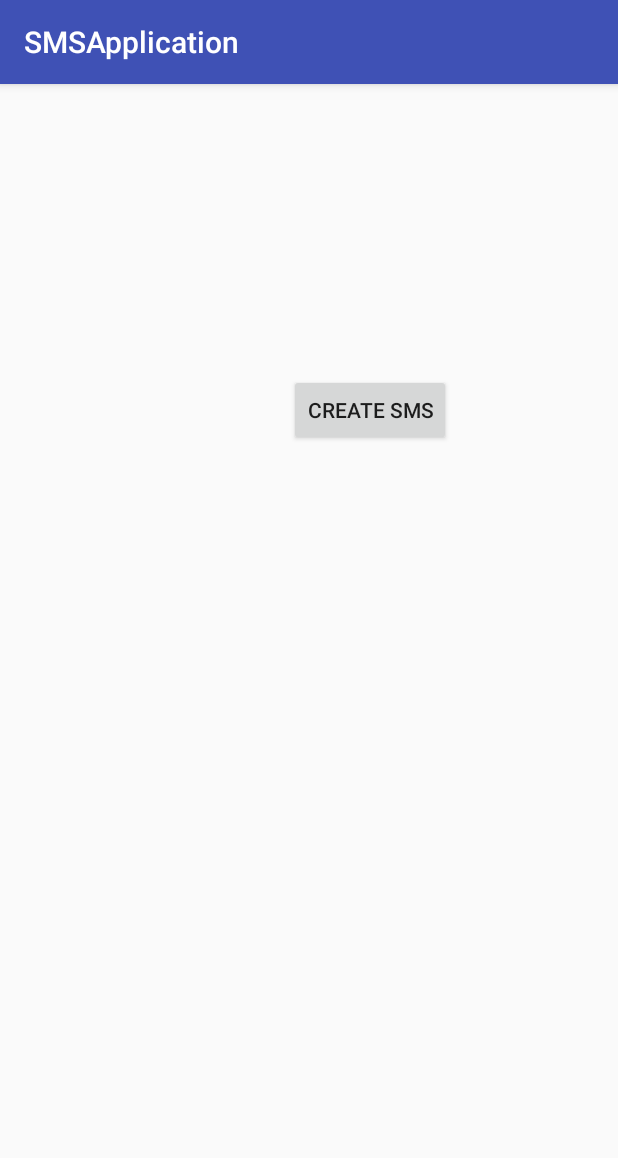
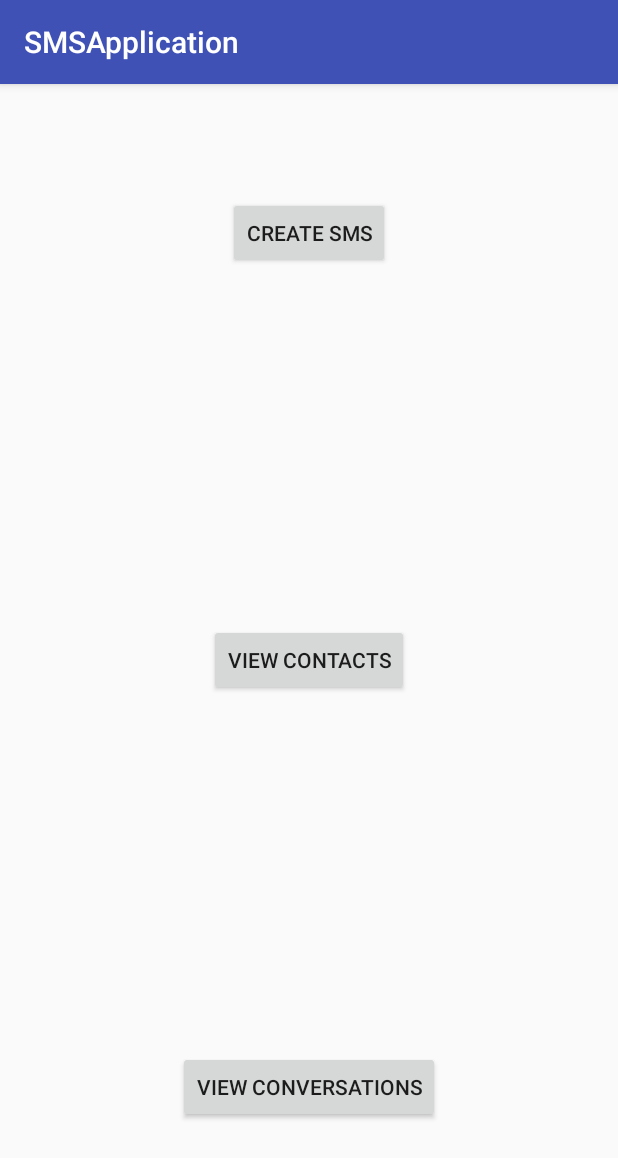
Before and after one commit to JPark9five/3354-Underachievers, an Android app: the screen it shows after launch (MainActivity), on a phone screen of 412 x 824 dp. Shown: the top 1158 px of the screen. Run offline under Robolectric (Android 15) with nearby library versions, the phone set to English and light mode, and no system bars.

Commit message:
Added in a majority of the layout and all the necessary files, including view contacts, view conversations, and an option button with add, edit, and delete contacts. Added files consist of: 'AddContact.java', 'Contacts.java', 'Conversations.java', 'DeleteContact.java', 'EditContact.java', 'Options.java', 'activity_add.xml', 'activity_edit.xml', 'activity_delete.xml', 'activity_conversations.xml', 'activity_options.xml', 'activity_contacts.xml'. Also edited 'MainActivity.java', 'activity_main.xml', and 'AndroidManifest.xml' to support the new buttons and layouts.

```diff
--- a/SMSApplication/app/src/main/AndroidManifest.xml
+++ b/SMSApplication/app/src/main/AndroidManifest.xml
@@ -19,6 +19,12 @@
             </intent-filter>
         </activity>
         <activity android:name=".Message"></activity>
+        <activity android:name=".Contacts"></activity>
+        <activity android:name=".Options"></activity>
+        <activity android:name=".AddContact"></activity>
+        <activity android:name=".EditContact"></activity>
+        <activity android:name=".DeleteContact"></activity>
+        <activity android:name=".Conversations"></activity>
     </application>
 
 </manifest>
--- a/SMSApplication/app/src/main/java/com/example/briantruong/smsapplication/MainActivity.java
+++ b/SMSApplication/app/src/main/java/com/example/briantruong/smsapplication/MainActivity.java
@@ -8,12 +8,20 @@ import android.content.Intent;
 
 public class MainActivity extends AppCompatActivity {
 
-    public Button Cre;
+    @Override
+    protected void onCreate(Bundle savedInstanceState) {
+        super.onCreate(savedInstanceState);
+        setContentView(R.layout.activity_main);
+
+        MessageConnection();
+        ViewContacts();
+        ViewConversations();
+    }
 
     //Create SMS button
     public void MessageConnection()
     {
-        Cre = (Button)findViewById(R.id.create);
+        Button Cre = (Button)findViewById(R.id.create);
 
         Cre.setOnClickListener(new View.OnClickListener(){
             @Override
@@ -25,16 +33,40 @@ public class MainActivity extends AppCompatActivity {
             }
             });
     }
-    @Override
-    protected void onCreate(Bundle savedInstanceState) {
-        super.onCreate(savedInstanceState);
-        setContentView(R.layout.activity_main);
 
-        MessageConnection();
+
+    //View Contacts button
+    public void ViewContacts()
+    {
+        Button Cont = (Button)findViewById(R.id.contacts);
+
+        Cont.setOnClickListener(new View.OnClickListener(){
+            @Override
+
+            public void onClick(View v) {
+                Intent myIntent = new Intent(v.getContext(), Contacts.class);
+                startActivityForResult(myIntent, 0);
+                // finish();
+            }
+        });
+    }
+
+    //View Contacts button
+    public void ViewConversations()
+    {
+        Button Conv = (Button)findViewById(R.id.conversations);
+
+        Conv.setOnClickListener(new View.OnClickListener(){
+            @Override
+
+            public void onClick(View v) {
+                Intent myIntent = new Intent(v.getContext(), Conversations.class);
+                startActivityForResult(myIntent, 0);
+                // finish();
+            }
+        });
     }
 
 
-    //Create a sms button
-
 
 }
--- a/SMSApplication/app/src/main/res/layout/activity_main.xml
+++ b/SMSApplication/app/src/main/res/layout/activity_main.xml
@@ -15,15 +15,27 @@
             android:id="@+id/create"
             android:layout_width="wrap_content"
             android:layout_height="wrap_content"
-            android:layout_alignParentEnd="true"
-            android:layout_alignParentRight="true"
             android:layout_alignParentTop="true"
-            android:layout_marginEnd="111dp"
-            android:layout_marginRight="111dp"
-            android:layout_marginTop="193dp"
-            android:text="Create SMS"
-            tools:layout_editor_absoluteX="139dp"
-            tools:layout_editor_absoluteY="200dp" />
+            android:layout_centerHorizontal="true"
+            android:layout_marginTop="75dp"
+            android:text="Create SMS" />
+
+        <Button
+            android:id="@+id/contacts"
+            android:layout_width="wrap_content"
+            android:layout_height="wrap_content"
+            android:layout_centerHorizontal="true"
+            android:layout_centerVertical="true"
+            android:text="View Contacts" />
+
+        <Button
+            android:id="@+id/conversations"
+            android:layout_width="wrap_content"
+            android:layout_height="wrap_content"
+            android:layout_alignParentBottom="true"
+            android:layout_centerHorizontal="true"
+            android:layout_marginBottom="75dp"
+            android:text="View Conversations" />
 
     </RelativeLayout>
 </android.support.constraint.ConstraintLayout>
```
Also changed, not shown: SMSApplication/app/src/main/java/com/example/briantruong/smsapplication/AddContact.java (added, +18 -0 lines), SMSApplication/app/src/main/java/com/example/briantruong/smsapplication/Contacts.java (added, +49 -0 lines), SMSApplication/app/src/main/java/com/example/briantruong/smsapplication/Conversations.java (added, +18 -0 lines), SMSApplication/app/src/main/java/com/example/briantruong/smsapplication/DeleteContact.java (added, +18 -0 lines), SMSApplication/app/src/main/java/com/example/briantruong/smsapplication/EditContact.java (added, +18 -0 lines), SMSApplication/app/src/main/java/com/example/briantruong/smsapplication/Options.java (added, +71 -0 lines), SMSApplication/app/src/main/res/layout/activity_add.xml (added, +60 -0 lines), SMSApplication/app/src/main/res/layout/activity_contacts.xml (added, +37 -0 lines), SMSApplication/app/src/main/res/layout/activity_conversations.xml (added, +24 -0 lines), SMSApplication/app/src/main/res/layout/activity_delete.xml (added, +21 -0 lines), SMSApplication/app/src/main/res/layout/activity_edit.xml (added, +24 -0 lines), SMSApplication/app/src/main/res/layout/activity_options.xml (added, +52 -0 lines).
